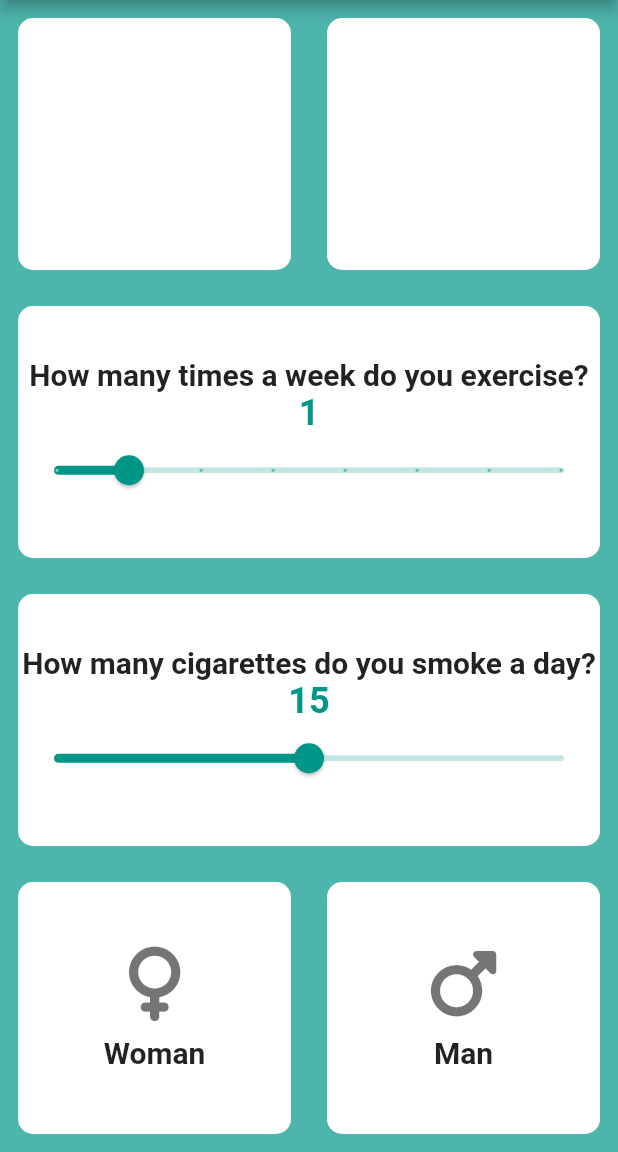
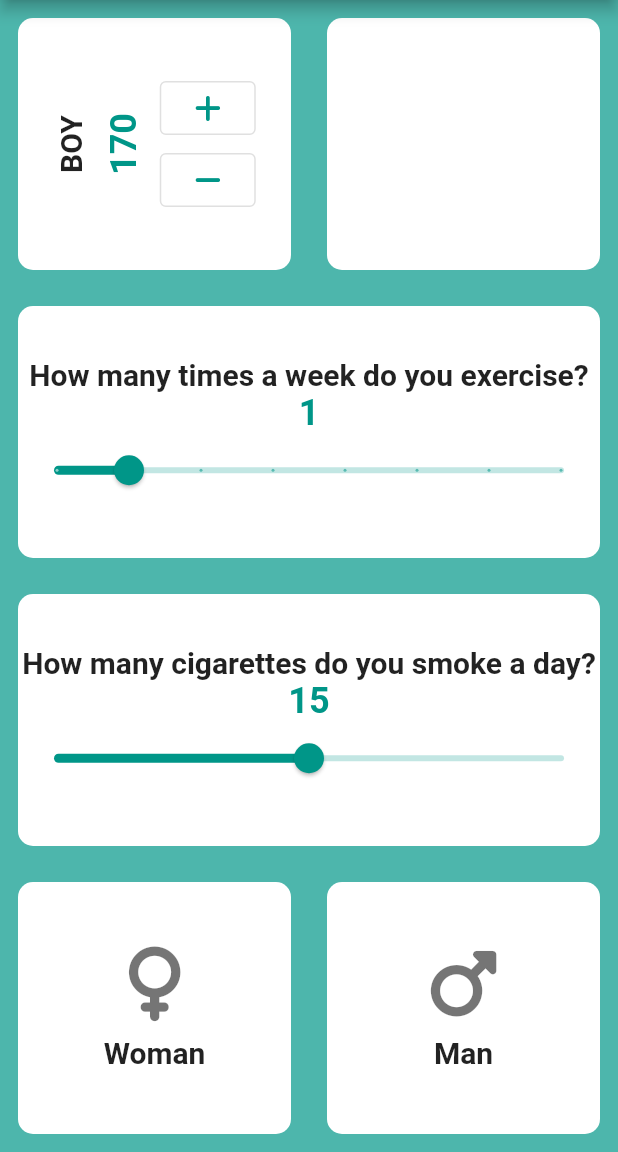
Before and after one commit to Surayya-code/lifeCycle, a Flutter app: the screen it shows after launch, on a phone screen of 412 x 824 dp, the part 84-1236 px from its top. Run offline on Flutter 3.47's test engine with Material 2 defaults, Android fonts, the phone set to English and light mode, and no system bars; our stand-ins replace font_awesome_flutter.

Commit message:
second commit

```diff
--- /dev/null
+++ b/life_cycle/lib/presentation/constants/text_styles.dart
@@ -0,0 +1,12 @@
+import 'package:flutter/material.dart';
+
+TextStyle kTextStyle = const TextStyle(
+  fontSize: 20,
+  fontWeight: FontWeight.bold,
+);
+
+TextStyle kNumStyle = const TextStyle(
+  color: Colors.teal,
+  fontSize: 24,
+  fontWeight: FontWeight.bold,
+);
--- a/life_cycle/lib/presentation/screens/home/home_screen.dart
+++ b/life_cycle/lib/presentation/screens/home/home_screen.dart
@@ -1,6 +1,7 @@
 import 'package:flutter/material.dart';
 import 'package:font_awesome_flutter/font_awesome_flutter.dart';
 
+import '../../constants/text_Styles.dart';
 import '../../widgets/container.dart';
 import '../../widgets/genders.dart';
 
@@ -33,11 +34,53 @@ class _HomeScreenState extends State<HomeScreen> {
         children: [
           Expanded(
             child: Row(
-              children: const [
+              children: [
                 Expanded(
-                  child: MyContainer(),
+                  child: MyContainer(
+                    child: Row(
+                      mainAxisAlignment: MainAxisAlignment.center,
+                      children: [
+                        RotatedBox(
+                            quarterTurns: -1,
+                            child: Text(
+                              "BOY",
+                              style: kTextStyle,
+                            )),
+                          const  SizedBox(width: 10,),
+                        RotatedBox(
+                            quarterTurns: -1,
+                            child: Text("170", style: kNumStyle)),
+                             const  SizedBox(width: 10,),
+                        Column(
+                          mainAxisAlignment: MainAxisAlignment.center,
+                          children: [
+                            ButtonTheme(
+                              minWidth: 36,
+                              child: OutlinedButton(
+                              style: OutlinedButton.styleFrom(
+                               foregroundColor: Colors.teal ),
+                                onPressed: (){
+                                print("ust button kliklendi");
+                              },
+                               child: const Icon(FontAwesomeIcons.plus,size: 20,),),
+                            ),
+                             ButtonTheme(
+                              minWidth: 36,
+                               child: OutlinedButton(
+                               style: OutlinedButton.styleFrom(
+                               foregroundColor: Colors.teal ),
+                                onPressed: (){
+                                print("alt button kliklendi");
+                                                         },
+                               child: const Icon(FontAwesomeIcons.minus,size: 20,),),
+                             ),
+                          ],
+                        ),
+                      ],
+                    ),
+                  ),
                 ),
-                Expanded(
+                const Expanded(
                   child: MyContainer(),
                 ),
               ],
@@ -48,21 +91,14 @@ class _HomeScreenState extends State<HomeScreen> {
               child: Column(
                   mainAxisAlignment: MainAxisAlignment.center,
                   children: [
-                    const Text(
+                    Text(
                       "How many times a week do you exercise?",
                       textAlign: TextAlign.center,
-                      style: TextStyle(
-                        fontSize: 20,
-                        fontWeight: FontWeight.bold,
-                      ),
+                      style: kTextStyle,
                     ),
                     Text(
                       '${gymDay.round()}',
-                      style: const TextStyle(
-                        color: Colors.teal,
-                        fontSize: 24,
-                        fontWeight: FontWeight.bold,
-                      ),
+                      style: kNumStyle,
                     ),
                     Slider.adaptive(
                       value: gymDay,
@@ -83,21 +119,14 @@ class _HomeScreenState extends State<HomeScreen> {
               child: Column(
                   mainAxisAlignment: MainAxisAlignment.center,
                   children: [
-                    const Text(
+                    Text(
                       "How many cigarettes do you smoke a day?",
                       textAlign: TextAlign.center,
-                      style: TextStyle(
-                        fontSize: 20,
-                        fontWeight: FontWeight.bold,
-                      ),
+                      style: kTextStyle,
                     ),
                     Text(
                       '${cigarettes.round()}',
-                      style: const TextStyle(
-                        color: Colors.teal,
-                        fontSize: 24,
-                        fontWeight: FontWeight.bold,
-                      ),
+                      style: kNumStyle,
                     ),
                     Slider.adaptive(
                       value: cigarettes,
--- a/life_cycle/lib/presentation/widgets/genders.dart
+++ b/life_cycle/lib/presentation/widgets/genders.dart
@@ -1,4 +1,5 @@
 import 'package:flutter/material.dart';
+import 'package:life_cycle/presentation/constants/text_Styles.dart';
 
 class Genders extends StatelessWidget {
   final String genderText;
@@ -24,10 +25,7 @@ class Genders extends StatelessWidget {
         ),
         Text(
           genderText,
-          style: const TextStyle(
-            fontSize: 20,
-            fontWeight: FontWeight.bold,
-          ),
+          style:kTextStyle,
         ),
       ],
     );
```
